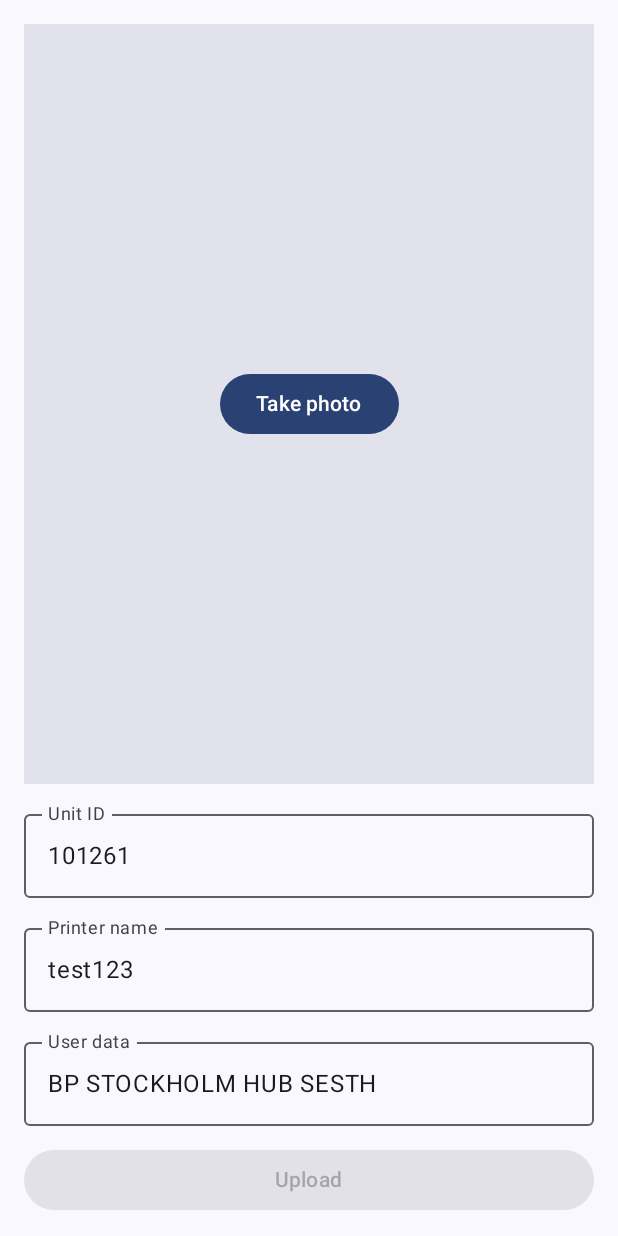
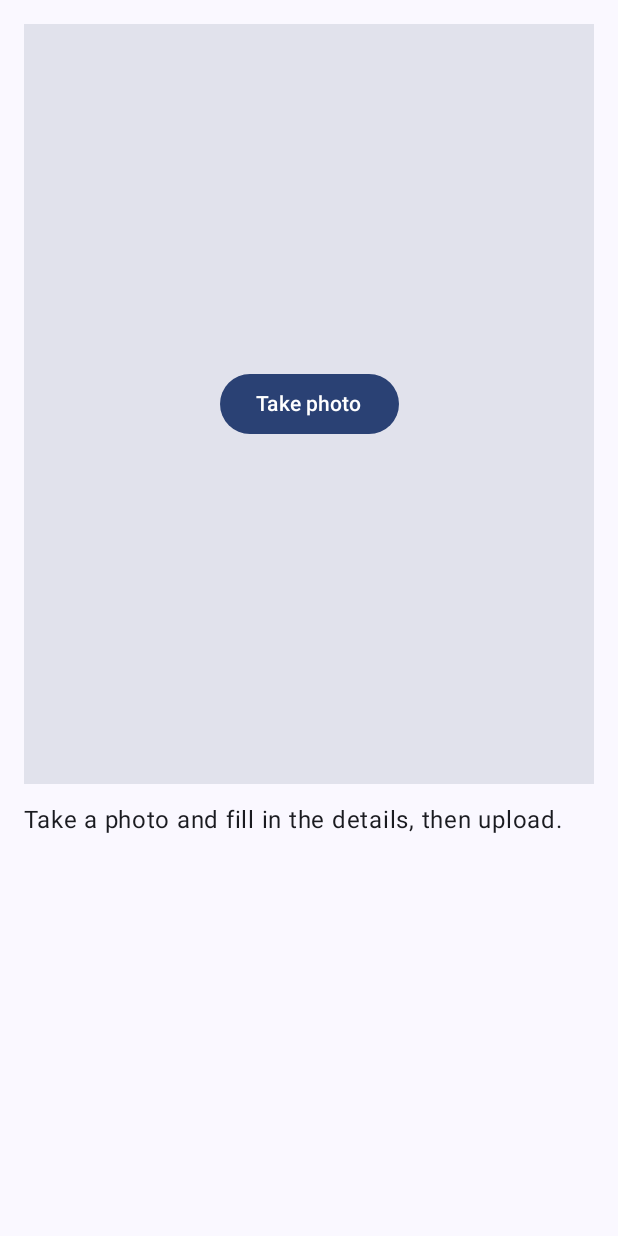
Before and after one commit to AmitKumarSharma157/LFCApp, an Android app built with Jetpack Compose: the screen it shows after launch (MainActivity), after a tap on "Cancel", on a phone screen of 412 x 824 dp. Run offline under Robolectric (Android 15) with nearby library versions, the phone set to English and light mode, and no system bars; our stand-ins replace Dagger/Hilt's generated code; libraries missing offline, so code that uses them is left out: androidx.camera.core, androidx.camera.view, androidx.hilt.lifecycle; 3 statements that could not run were skipped; 1 other tap on this screen came first.

Commit message:
Removed extra code not required for now

```diff
--- a/app/src/main/java/com/example/lfcapp/presentation/imageupload/ImageUploadScreen.kt
+++ b/app/src/main/java/com/example/lfcapp/presentation/imageupload/ImageUploadScreen.kt
@@ -64,10 +64,6 @@ fun ImageUploadScreen(
     val uiState by viewModel.uiState.collectAsStateWithLifecycle()
     val capturedPhoto by viewModel.capturedPhoto.collectAsStateWithLifecycle()
 
-    var unitId by rememberSaveable { mutableStateOf("101261") }
-    var printerName by rememberSaveable { mutableStateOf("test123") }
-    var userData by rememberSaveable { mutableStateOf("BP STOCKHOLM HUB SESTH") }
-
     // The camera is only opened on demand, so it isn't streaming while the user fills in the form.
     var isCameraOpen by rememberSaveable { mutableStateOf(false) }
     var isCapturing by remember { mutableStateOf(false) }
@@ -127,7 +123,6 @@ fun ImageUploadScreen(
     }
 
     val isUploading = uiState is ImageUploadUiState.Loading
-    val formComplete = unitId.isNotBlank() && printerName.isNotBlank() && userData.isNotBlank()
 
     Column(
         modifier = modifier
@@ -183,43 +178,8 @@ fun ImageUploadScreen(
             )
         }
 
-        FormField("Unit ID", unitId, { unitId = it }, ImeAction.Next)
-        FormField("Printer name", printerName, { printerName = it }, ImeAction.Next)
-        FormField("User data", userData, { userData = it }, ImeAction.Done)
-
-        Button(
-            onClick = {
-                viewModel.uploadCapturedPhoto(
-                    unitId = unitId.trim(),
-                    printerName = printerName.trim(),
-                    userData = userData.trim(),
-                )
-            },
-            enabled = photo != null && !isCameraOpen && formComplete && !isUploading,
-            modifier = Modifier.fillMaxWidth(),
-        ) {
-            Text(if (isUploading) "Uploading…" else "Upload")
-        }
-
         ImageUploadStatus(uiState)
     }
-}
-
-@Composable
-private fun FormField(
-    label: String,
-    value: String,
-    onValueChange: (String) -> Unit,
-    imeAction: ImeAction,
-) {
-    OutlinedTextField(
-        value = value,
-        onValueChange = onValueChange,
-        label = { Text(label) },
-        singleLine = true,
-        keyboardOptions = KeyboardOptions(imeAction = imeAction),
-        modifier = Modifier.fillMaxWidth(),
-    )
 }
 
 @Composable
```
